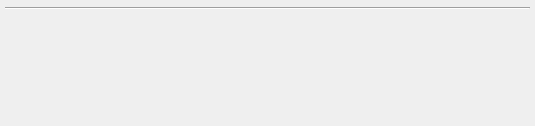
Above: Swift/QtUI/QtVCardWidget/QtVCardWidget.ui from swift/swift before the change. Below: the same form after it.
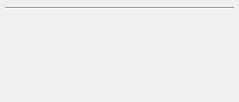
That is the form after the change. Custom widgets are drawn as their Qt base class.

Commit message:
Remove magic number and fix QtVCardWidget::sizeHint
This adds layout margin and spacing to the calculation of the correct
size hint.

Test-Information:

Tested on OS X 10.9.5 with Qt 5.4.1.

Diff of the .ui file:
```diff
--- a/Swift/QtUI/QtVCardWidget/QtVCardWidget.ui
+++ b/Swift/QtUI/QtVCardWidget/QtVCardWidget.ui
@@ -6,33 +6,28 @@
    <rect>
     <x>0</x>
     <y>0</y>
-    <width>535</width>
-    <height>126</height>
+    <width>239</width>
+    <height>102</height>
    </rect>
   </property>
   <property name="windowTitle">
    <string>Form</string>
   </property>
-  <layout class="QGridLayout" name="gridLayout" rowstretch="1" columnstretch="1,0">
-   <property name="leftMargin">
-    <number>5</number>
-   </property>
-   <property name="topMargin">
-    <number>5</number>
-   </property>
-   <property name="rightMargin">
-    <number>5</number>
-   </property>
-   <property name="bottomMargin">
-    <number>5</number>
-   </property>
-   <item row="0" column="0" colspan="2">
-    <layout class="QVBoxLayout" name="card" stretch="0,0,1">
+  <layout class="QVBoxLayout" name="verticalLayout_2" stretch="0,0,1">
      <property name="spacing">
       <number>2</number>
      </property>
-     <property name="sizeConstraint">
-      <enum>QLayout::SetDefaultConstraint</enum>
+   <property name="leftMargin">
+    <number>5</number>
+   </property>
+   <property name="topMargin">
+    <number>5</number>
+   </property>
+   <property name="rightMargin">
+    <number>5</number>
+   </property>
+   <property name="bottomMargin">
+    <number>5</number>
      </property>
      <item>
       <widget class="Swift::QtVCardPhotoAndNameFields" name="photoAndName" native="true"/>
@@ -72,8 +67,8 @@
          <rect>
           <x>0</x>
           <y>0</y>
-          <width>523</width>
-          <height>110</height>
+        <width>229</width>
+        <height>77</height>
          </rect>
         </property>
         <property name="sizePolicy">
@@ -82,7 +77,7 @@
           <verstretch>0</verstretch>
          </sizepolicy>
         </property>
-        <layout class="QVBoxLayout" name="verticalLayout">
+      <layout class="QVBoxLayout" name="verticalLayout" stretch="0,1">
          <property name="sizeConstraint">
           <enum>QLayout::SetMinAndMaxSize</enum>
          </property>
@@ -107,12 +102,12 @@
             <enum>Qt::Vertical</enum>
            </property>
            <property name="sizeType">
-            <enum>QSizePolicy::Preferred</enum>
+          <enum>QSizePolicy::Expanding</enum>
            </property>
            <property name="sizeHint" stdset="0">
             <size>
-             <width>20</width>
-             <height>1000</height>
+           <width>0</width>
+           <height>0</height>
             </size>
            </property>
           </spacer>
@@ -120,8 +115,6 @@
         </layout>
        </widget>
       </widget>
-     </item>
-    </layout>
    </item>
   </layout>
  </widget>
```
Left out of the diff: 9 changed lines with no effect on the pictures. Lines whose indentation alone changed are shown as unchanged. The commit also changes 2 other files.
